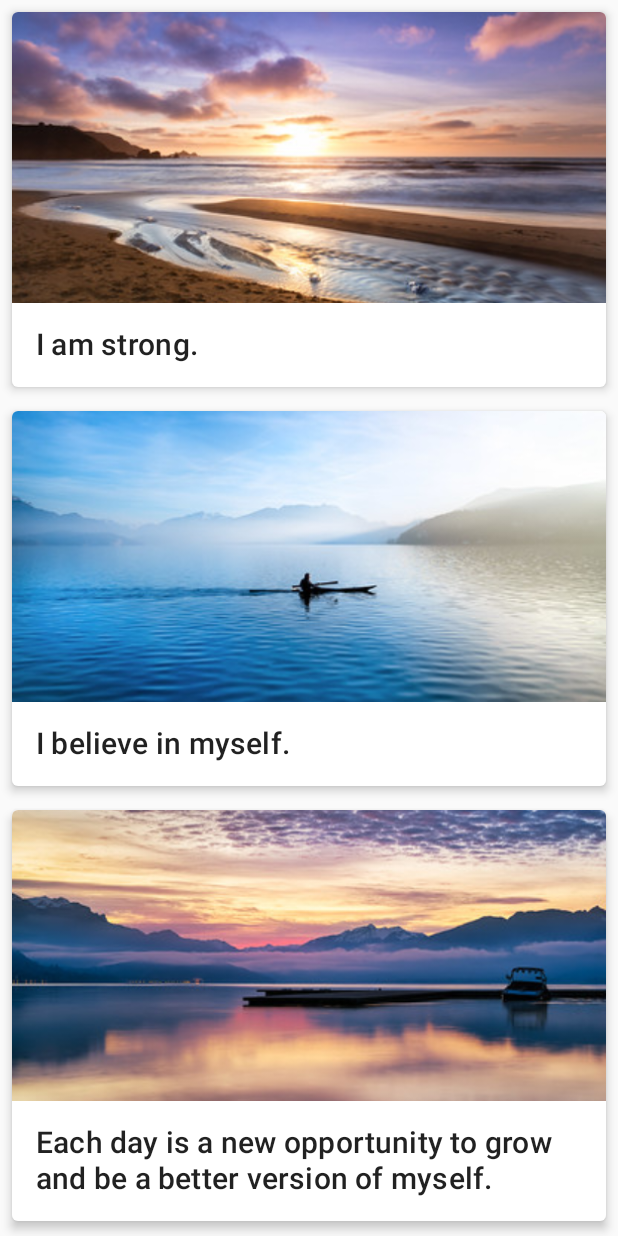
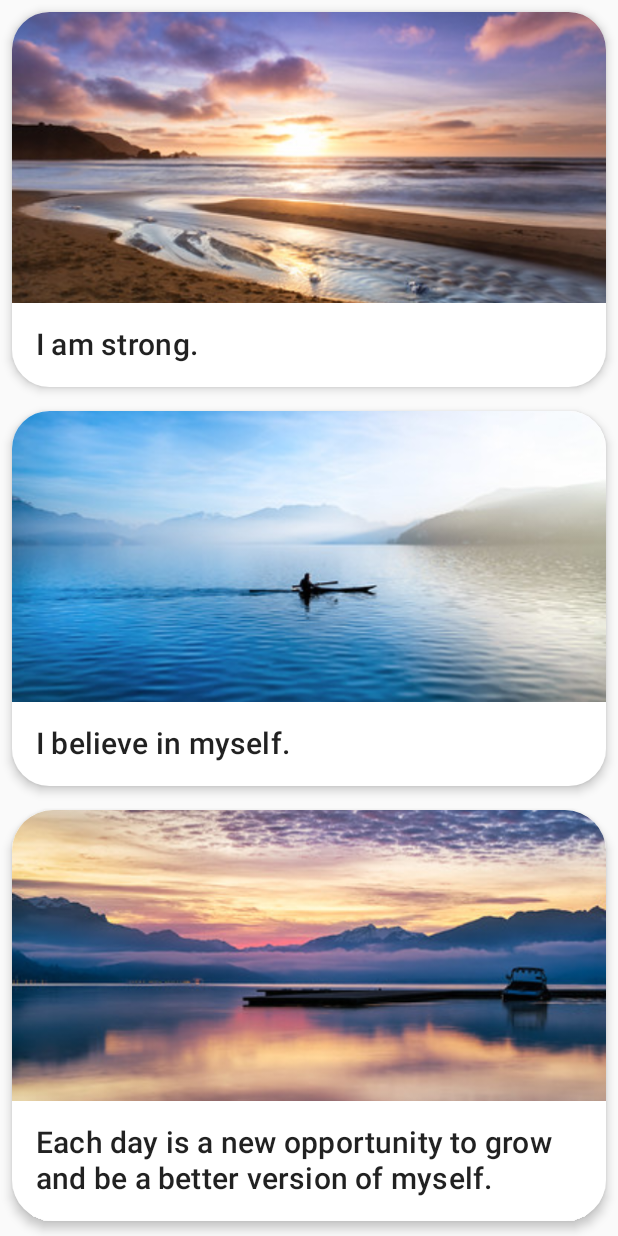
Before and after one commit to sourabhkumar47/Affirmations_App-Compose, an Android app built with Jetpack Compose: the screen it shows after launch (MainActivity), on a phone screen of 412 x 824 dp. Run offline under Robolectric (Android 15) with nearby library versions, the phone set to English and light mode, and no system bars.

Commit message:
reformatted code

```diff
--- a/app/src/main/java/com/example/affirmations/MainActivity.kt
+++ b/app/src/main/java/com/example/affirmations/MainActivity.kt
@@ -25,6 +25,7 @@ import androidx.compose.foundation.layout.height
 import androidx.compose.foundation.layout.padding
 import androidx.compose.foundation.lazy.LazyColumn
 import androidx.compose.foundation.lazy.items
+import androidx.compose.foundation.shape.RoundedCornerShape
 import androidx.compose.material.Card
 import androidx.compose.material.MaterialTheme
 import androidx.compose.material.Scaffold
@@ -39,6 +40,7 @@ import androidx.compose.ui.unit.dp
 import com.example.affirmations.data.Datasource
 import com.example.affirmations.model.Affirmation
 import com.example.affirmations.ui.theme.AffirmationsTheme
+import com.example.affirmations.ui.theme.Shapes
 import javax.sql.DataSource
 
 
@@ -52,8 +54,15 @@ class MainActivity : ComponentActivity() {
 }
 
 @Composable
-fun AffirmationCard(affirmation: Affirmation, modifier: Modifier = Modifier) {
-    Card(modifier = modifier.padding(8.dp), elevation = 4.dp) {
+fun AffirmationCard(
+    affirmation: Affirmation,
+    modifier: Modifier = Modifier
+) {
+    Card(
+        modifier = modifier.padding(8.dp),
+        elevation = 4.dp,
+        shape = RoundedCornerShape(10)
+    ) {
         Column {
             Image(
                 painter = painterResource(affirmation.imageResourceId),
@@ -74,7 +83,10 @@ fun AffirmationCard(affirmation: Affirmation, modifier: Modifier = Modifier) {
 }
 
 @Composable
-private fun AffirmationList(affirmationList: List<Affirmation>, modifier: Modifier = Modifier) {
+private fun AffirmationList(
+    affirmationList: List<Affirmation>,
+    modifier: Modifier = Modifier
+) {
     LazyColumn {
         items(affirmationList) { affirmation ->
             AffirmationCard(affirmation)
```
